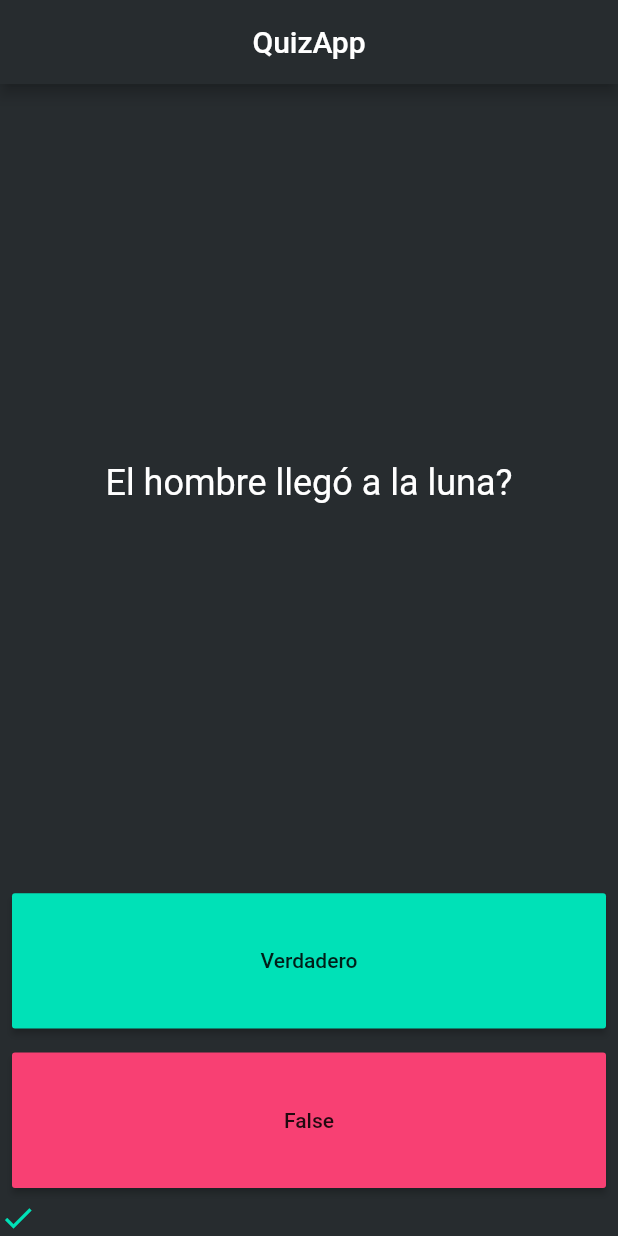
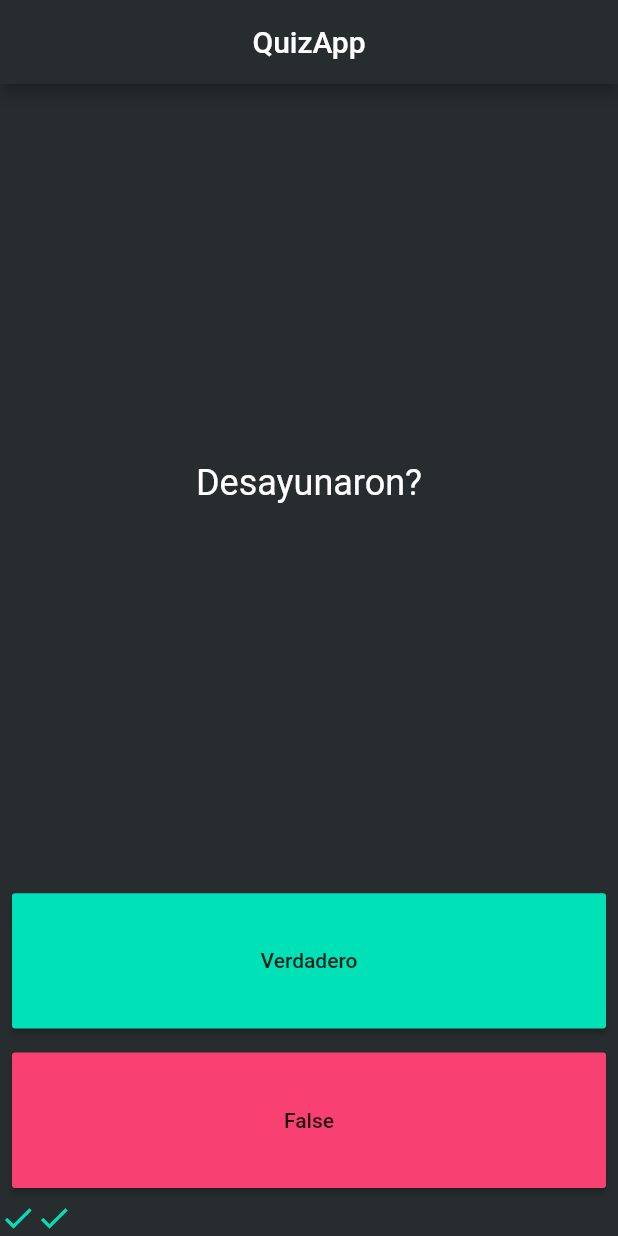
Before and after one commit to eeBarrionuevo/flutter_codigo5_quiz, a Flutter app: the screen it shows after launch, after a tap on "Verdadero", after a tap on "False", on a phone screen of 412 x 824 dp. Run offline on Flutter 3.47's test engine with Material 2 defaults, Android fonts, the phone set to English and light mode, and no system bars.

```diff
--- a/lib/main.dart
+++ b/lib/main.dart
@@ -22,7 +22,6 @@ class QuizPage extends StatefulWidget {
 }
 
 class _QuizPageState extends State<QuizPage> {
-
   List<String> questions = [
     "El hombre llegó a la luna?",
     "La tierra es plana?",
@@ -73,14 +72,24 @@ class _QuizPageState extends State<QuizPage> {
                 onPressed: () {
 
                   bool correctAnswer = answers[questionNumber];
-                  if(correctAnswer == true){
-                    scoreKeeper.add(Icon(Icons.check, color: Color(0xff00E1B7),),);
-                  }else{
-                    scoreKeeper.add(Icon(Icons.close, color: Color(0xfff84073),),);
+
+                  if (correctAnswer == true) {
+                    scoreKeeper.add(
+                      Icon(
+                        Icons.check,
+                        color: Color(0xff00E1B7),
+                      ),
+                    );
+                  } else {
+                    scoreKeeper.add(
+                      Icon(
+                        Icons.close,
+                        color: Color(0xfff84073),
+                      ),
+                    );
                   }
-                  setState(() {
-
-                  });
+                  questionNumber++;
+                  setState(() {});
 
                 },
               ),
@@ -92,7 +101,31 @@ class _QuizPageState extends State<QuizPage> {
               child: MaterialButton(
                 color: const Color(0xfff84073),
                 child: const Text("False"),
-                onPressed: () {},
+                onPressed: () {
+
+                  bool correctAnswer = answers[questionNumber];
+
+                  if (correctAnswer == false) {
+                    scoreKeeper.add(
+                      Icon(
+                        Icons.check,
+                        color: Color(0xff00E1B7),
+                      ),
+                    );
+                  } else {
+                    scoreKeeper.add(
+                      Icon(
+                        Icons.close,
+                        color: Color(0xfff84073),
+                      ),
+                    );
+                  }
+                  questionNumber++;
+                  setState(() {});
+
+
+
+                },
               ),
             ),
           ),
```
